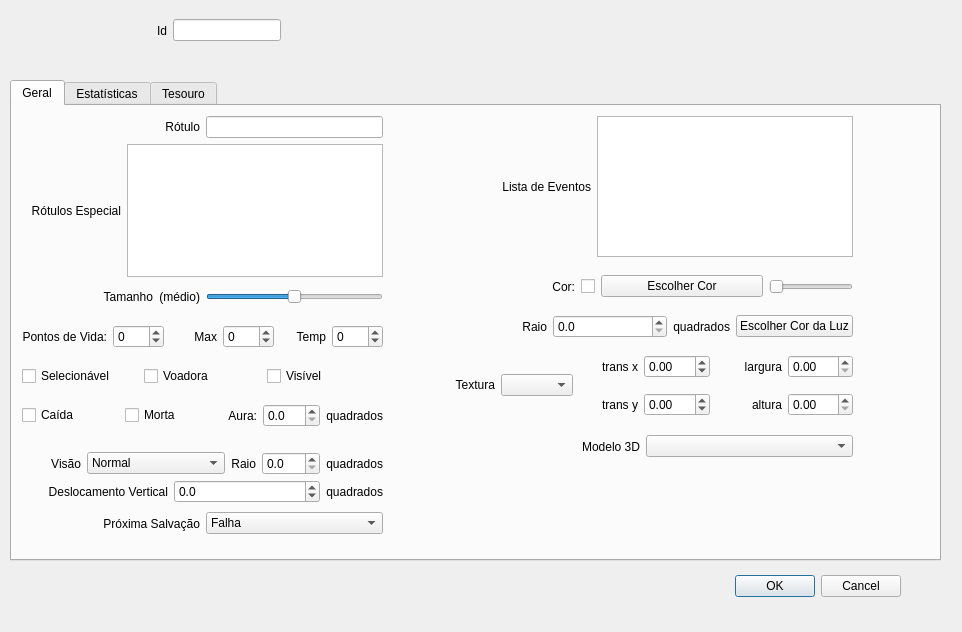
Qt form ifg/qt/ui/entidade.ui (matferib/tabuleiro-virtual) before a commit.
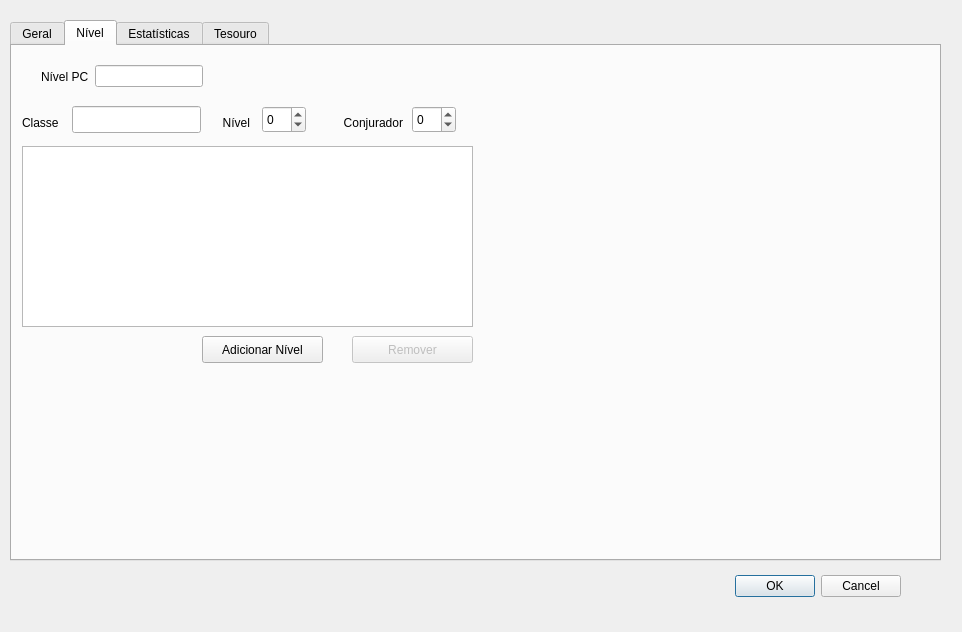
The same form after that commit. The open tabs and pages were chosen to show the change.

Commit message: refatoracao de ui

```diff
--- a/ifg/qt/ui/entidade.ui
+++ b/ifg/qt/ui/entidade.ui
@@ -39,39 +39,13 @@
     <set>QDialogButtonBox::Cancel|QDialogButtonBox::Ok</set>
    </property>
   </widget>
-  <widget class="QWidget" name="horizontalLayoutWidget">
-   <property name="geometry">
-    <rect>
-     <x>100</x>
-     <y>10</y>
-     <width>181</width>
-     <height>41</height>
-    </rect>
-   </property>
-   <layout class="QHBoxLayout" name="horizontalLayout">
-    <item alignment="Qt::AlignRight">
-     <widget class="QLabel" name="label">
-      <property name="text">
-       <string>Id</string>
-      </property>
-     </widget>
-    </item>
-    <item alignment="Qt::AlignLeft">
-     <widget class="QLineEdit" name="campo_id">
-      <property name="readOnly">
-       <bool>true</bool>
-      </property>
-     </widget>
-    </item>
-   </layout>
-  </widget>
   <widget class="QTabWidget" name="tab_tesouro">
    <property name="geometry">
     <rect>
      <x>10</x>
-     <y>80</y>
+     <y>20</y>
      <width>931</width>
-     <height>481</height>
+     <height>541</height>
     </rect>
    </property>
    <property name="currentIndex">
@@ -402,7 +376,7 @@
      <property name="geometry">
       <rect>
        <x>10</x>
-       <y>400</y>
+       <y>410</y>
        <width>361</width>
        <height>35</height>
       </rect>
@@ -451,7 +425,7 @@
      <property name="geometry">
       <rect>
        <x>10</x>
-       <y>370</y>
+       <y>380</y>
        <width>361</width>
        <height>31</height>
       </rect>
@@ -954,12 +928,41 @@
       <item>
        <layout class="QHBoxLayout" name="horizontalLayout_15">
         <item>
-         <layout class="QHBoxLayout" name="horizontalLayout_17"/>
+         <widget class="QLabel" name="label">
+          <property name="text">
+           <string>Id</string>
+          </property>
+         </widget>
+        </item>
+        <item>
+         <widget class="QLineEdit" name="campo_id">
+          <property name="sizePolicy">
+           <sizepolicy hsizetype="Fixed" vsizetype="Fixed">
+            <horstretch>0</horstretch>
+            <verstretch>0</verstretch>
+           </sizepolicy>
+          </property>
+          <property name="minimumSize">
+           <size>
+            <width>0</width>
+            <height>0</height>
+           </size>
+          </property>
+          <property name="maximumSize">
+           <size>
+            <width>70</width>
+            <height>16777215</height>
+           </size>
+          </property>
+          <property name="readOnly">
+           <bool>true</bool>
+          </property>
+         </widget>
         </item>
         <item>
          <widget class="QLabel" name="label_8">
           <property name="sizePolicy">
-           <sizepolicy hsizetype="MinimumExpanding" vsizetype="Preferred">
+           <sizepolicy hsizetype="Minimum" vsizetype="Fixed">
             <horstretch>0</horstretch>
             <verstretch>0</verstretch>
            </sizepolicy>
@@ -974,6 +977,12 @@
         </item>
         <item>
          <widget class="QLineEdit" name="campo_rotulo">
+          <property name="sizePolicy">
+           <sizepolicy hsizetype="Expanding" vsizetype="Fixed">
+            <horstretch>0</horstretch>
+            <verstretch>0</verstretch>
+           </sizepolicy>
+          </property>
           <property name="readOnly">
            <bool>false</bool>
           </property>
@@ -1011,6 +1020,184 @@
      </layout>
     </widget>
    </widget>
+   <widget class="QWidget" name="tab_nivel">
+    <attribute name="title">
+     <string>Nível</string>
+    </attribute>
+    <widget class="QWidget" name="horizontalLayoutWidget_5">
+     <property name="geometry">
+      <rect>
+       <x>10</x>
+       <y>10</y>
+       <width>181</width>
+       <height>41</height>
+      </rect>
+     </property>
+     <layout class="QHBoxLayout" name="horizontalLayout_31">
+      <item alignment="Qt::AlignRight">
+       <widget class="QLabel" name="label_39">
+        <property name="text">
+         <string>Nível PC</string>
+        </property>
+       </widget>
+      </item>
+      <item alignment="Qt::AlignLeft">
+       <widget class="QLineEdit" name="campo_id_2">
+        <property name="toolTip">
+         <string>Nível do Personagem</string>
+        </property>
+        <property name="readOnly">
+         <bool>true</bool>
+        </property>
+       </widget>
+      </item>
+     </layout>
+    </widget>
+    <widget class="QLabel" name="label_40">
+     <property name="geometry">
+      <rect>
+       <x>10</x>
+       <y>60</y>
+       <width>41</width>
+       <height>34</height>
+      </rect>
+     </property>
+     <property name="sizePolicy">
+      <sizepolicy hsizetype="Fixed" vsizetype="Preferred">
+       <horstretch>0</horstretch>
+       <verstretch>0</verstretch>
+      </sizepolicy>
+     </property>
+     <property name="text">
+      <string>Classe</string>
+     </property>
+    </widget>
+    <widget class="QLabel" name="label_41">
+     <property name="geometry">
+      <rect>
+       <x>190</x>
+       <y>60</y>
+       <width>48</width>
+       <height>34</height>
+      </rect>
+     </property>
+     <property name="text">
+      <string>Nível</string>
+     </property>
+     <property name="alignment">
+      <set>Qt::AlignRight|Qt::AlignTrailing|Qt::AlignVCenter</set>
+     </property>
+    </widget>
+    <widget class="QSpinBox" name="spin_nivel_classe">
+     <property name="geometry">
+      <rect>
+       <x>250</x>
+       <y>60</y>
+       <width>44</width>
+       <height>27</height>
+      </rect>
+     </property>
+     <property name="toolTip">
+      <string>Nível da Classe</string>
+     </property>
+     <property name="minimum">
+      <number>-1</number>
+     </property>
+    </widget>
+    <widget class="QLineEdit" name="linha_classe">
+     <property name="geometry">
+      <rect>
+       <x>60</x>
+       <y>60</y>
+       <width>129</width>
+       <height>27</height>
+      </rect>
+     </property>
+     <property name="sizePolicy">
+      <sizepolicy hsizetype="Fixed" vsizetype="Fixed">
+       <horstretch>0</horstretch>
+       <verstretch>0</verstretch>
+      </sizepolicy>
+     </property>
+     <property name="toolTip">
+      <string>Identificador da Classe</string>
+     </property>
+    </widget>
+    <widget class="QLabel" name="label_42">
+     <property name="geometry">
+      <rect>
+       <x>310</x>
+       <y>60</y>
+       <width>81</width>
+       <height>34</height>
+      </rect>
+     </property>
+     <property name="text">
+      <string>Conjurador</string>
+     </property>
+     <property name="alignment">
+      <set>Qt::AlignRight|Qt::AlignTrailing|Qt::AlignVCenter</set>
+     </property>
+    </widget>
+    <widget class="QSpinBox" name="spin_conjurador">
+     <property name="geometry">
+      <rect>
+       <x>400</x>
+       <y>60</y>
+       <width>44</width>
+       <height>27</height>
+      </rect>
+     </property>
+     <property name="toolTip">
+      <string>Nível de Conjurador</string>
+     </property>
+     <property name="minimum">
+      <number>-1</number>
+     </property>
+    </widget>
+    <widget class="QPushButton" name="botao_adicionar_nivel">
+     <property name="enabled">
+      <bool>true</bool>
+     </property>
+     <property name="geometry">
+      <rect>
+       <x>190</x>
+       <y>290</y>
+       <width>121</width>
+       <height>27</height>
+      </rect>
+     </property>
+     <property name="text">
+      <string>Adicionar Nível</string>
+     </property>
+    </widget>
+    <widget class="QListWidget" name="lista_ataques_2">
+     <property name="geometry">
+      <rect>
+       <x>10</x>
+       <y>100</y>
+       <width>451</width>
+       <height>181</height>
+      </rect>
+     </property>
+    </widget>
+    <widget class="QPushButton" name="botao_remover_nivel">
+     <property name="enabled">
+      <bool>false</bool>
+     </property>
+     <property name="geometry">
+      <rect>
+       <x>340</x>
+       <y>290</y>
+       <width>121</width>
+       <height>27</height>
+      </rect>
+     </property>
+     <property name="text">
+      <string>Remover</string>
+     </property>
+    </widget>
+   </widget>
    <widget class="QWidget" name="tab_estatisticas">
     <attribute name="title">
      <string>Estatísticas</string>
```
Left out of the diff: 2 changed lines with no effect on the pictures. The commit also changes 2 other files.
